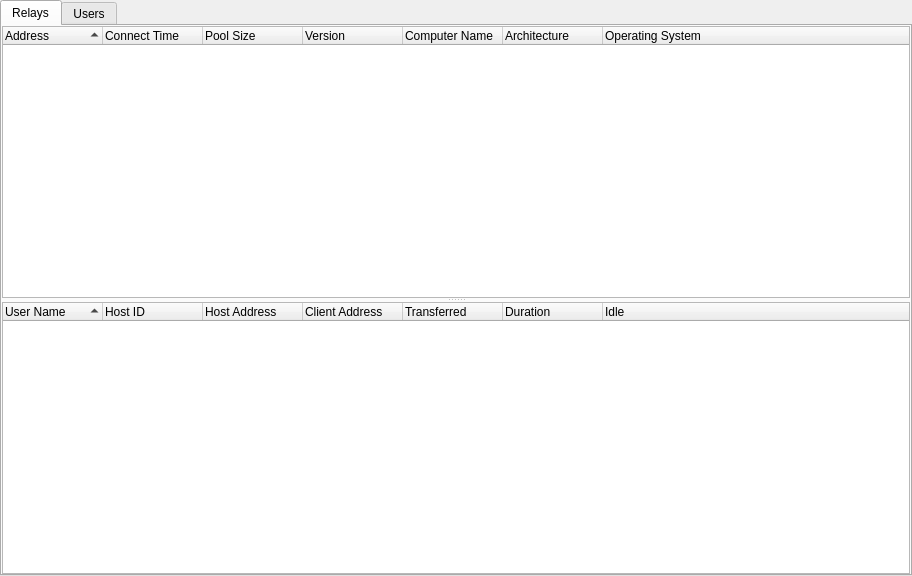
First picture: the form in source/client/ui/hosts/router_widget.ui, repository dchapyshev/aspia, before the edit.
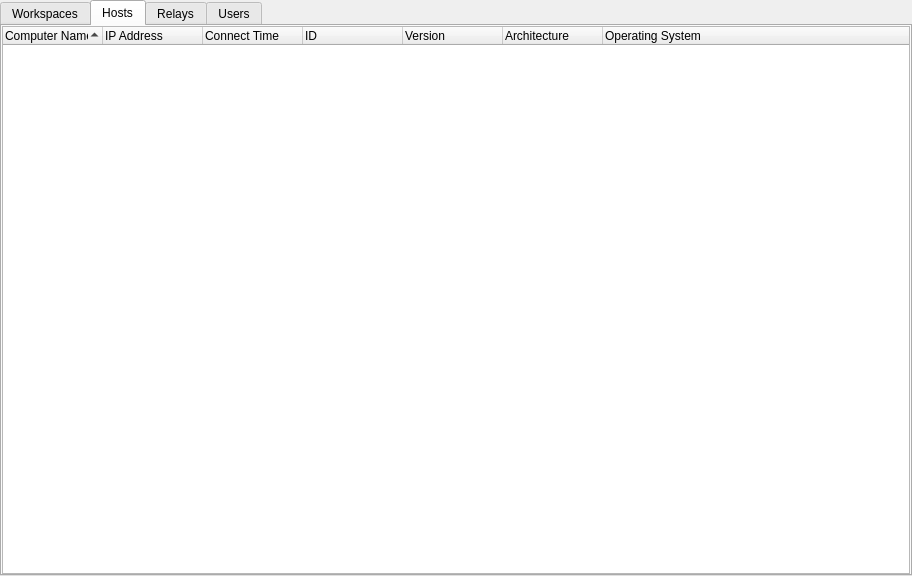
Second picture: the form after the edit. The open tabs and pages were chosen to show the change. Icons and pictures are not drawn.

```diff
--- a/source/client/ui/hosts/router_widget.ui
+++ b/source/client/ui/hosts/router_widget.ui
@@ -28,6 +28,95 @@
      <property name="currentIndex">
       <number>0</number>
      </property>
+     <widget class="QWidget" name="tab_workspaces">
+      <attribute name="icon">
+       <iconset resource="../../../common/resources/common.qrc">
+        <normaloff>:/img/workspace.svg</normaloff>:/img/workspace.svg</iconset>
+      </attribute>
+      <attribute name="title">
+       <string>Workspaces</string>
+      </attribute>
+     </widget>
+     <widget class="QWidget" name="tab_hosts">
+      <attribute name="icon">
+       <iconset resource="../../../common/resources/common.qrc">
+        <normaloff>:/img/computer.svg</normaloff>:/img/computer.svg</iconset>
+      </attribute>
+      <attribute name="title">
+       <string>Hosts</string>
+      </attribute>
+      <layout class="QVBoxLayout" name="verticalLayout_4">
+       <property name="leftMargin">
+        <number>0</number>
+       </property>
+       <property name="topMargin">
+        <number>0</number>
+       </property>
+       <property name="rightMargin">
+        <number>0</number>
+       </property>
+       <property name="bottomMargin">
+        <number>0</number>
+       </property>
+       <item>
+        <widget class="QTreeWidget" name="tree_hosts">
+         <property name="editTriggers">
+          <set>QAbstractItemView::EditTrigger::NoEditTriggers</set>
+         </property>
+         <property name="showDropIndicator" stdset="0">
+          <bool>false</bool>
+         </property>
+         <property name="indentation">
+          <number>0</number>
+         </property>
+         <property name="itemsExpandable">
+          <bool>false</bool>
+         </property>
+         <property name="sortingEnabled">
+          <bool>true</bool>
+         </property>
+         <property name="expandsOnDoubleClick">
+          <bool>false</bool>
+         </property>
+         <column>
+          <property name="text">
+           <string>Computer Name</string>
+          </property>
+         </column>
+         <column>
+          <property name="text">
+           <string>IP Address</string>
+          </property>
+         </column>
+         <column>
+          <property name="text">
+           <string>Connect Time</string>
+          </property>
+         </column>
+         <column>
+          <property name="text">
+           <string>ID</string>
+          </property>
+         </column>
+         <column>
+          <property name="text">
+           <string>Version</string>
+          </property>
+         </column>
+         <column>
+          <property name="text">
+           <string>Architecture</string>
+          </property>
+         </column>
+         <column>
+          <property name="text">
+           <string>Operating System</string>
+          </property>
+         </column>
+        </widget>
+       </item>
+      </layout>
+     </widget>
      <widget class="QWidget" name="tab_relays">
       <attribute name="icon">
        <iconset resource="../../../common/resources/common.qrc">
```
